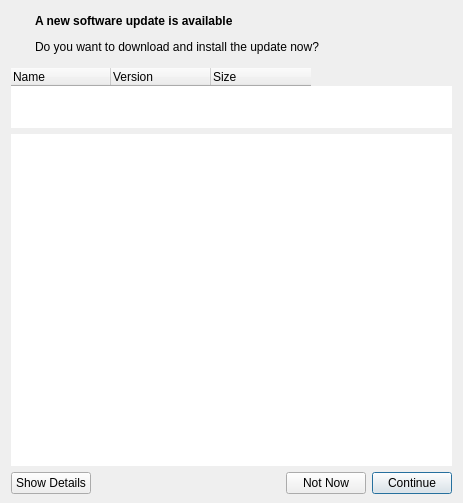
Above: forms/usernotofication.ui from pixellots/unclient before the change. Below: the same form after it.
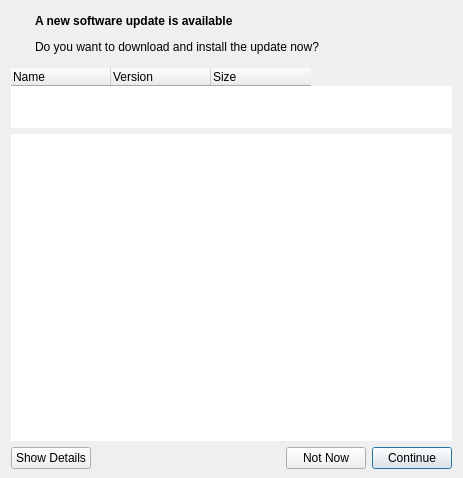
That is the form after the change. Custom widgets are drawn as their Qt base class.

Commit message: fixed jumping window when showing/hiding the details

Patch:
```diff
--- a/forms/usernotofication.ui
+++ b/forms/usernotofication.ui
@@ -7,7 +7,7 @@
     <x>0</x>
     <y>0</y>
     <width>463</width>
-    <height>503</height>
+    <height>478</height>
    </rect>
   </property>
   <property name="windowTitle">
@@ -152,8 +152,8 @@
       <string notr="true">&lt;!DOCTYPE HTML PUBLIC &quot;-//W3C//DTD HTML 4.0//EN&quot; &quot;http://www.w3.org/TR/REC-html40/strict.dtd&quot;&gt;
 &lt;html&gt;&lt;head&gt;&lt;meta name=&quot;qrichtext&quot; content=&quot;1&quot; /&gt;&lt;style type=&quot;text/css&quot;&gt;
 p, li { white-space: pre-wrap; }
-&lt;/style&gt;&lt;/head&gt;&lt;body style=&quot; font-family:'MS Shell Dlg 2'; font-size:8.25pt; font-weight:400; font-style:normal;&quot;&gt;
-&lt;p style=&quot;-qt-paragraph-type:empty; margin-top:0px; margin-bottom:0px; margin-left:0px; margin-right:0px; -qt-block-indent:0; text-indent:0px; font-size:8pt;&quot;&gt;&lt;br /&gt;&lt;/p&gt;&lt;/body&gt;&lt;/html&gt;</string>
+&lt;/style&gt;&lt;/head&gt;&lt;body style=&quot; font-family:'Ubuntu'; font-size:11pt; font-weight:400; font-style:normal;&quot;&gt;
+&lt;p style=&quot;-qt-paragraph-type:empty; margin-top:0px; margin-bottom:0px; margin-left:0px; margin-right:0px; -qt-block-indent:0; text-indent:0px; font-family:'MS Shell Dlg 2'; font-size:8pt;&quot;&gt;&lt;br /&gt;&lt;/p&gt;&lt;/body&gt;&lt;/html&gt;</string>
      </property>
      <property name="openExternalLinks">
       <bool>true</bool>
```
Left out of the diff: 7 changed lines with no effect on the pictures. The commit also changes 2 other files.
